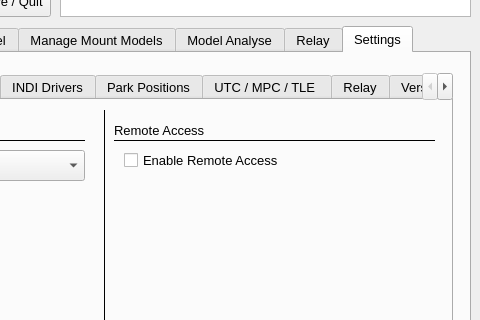
Old version of the form mountwizzard/gui/wizzard_main_ui.ui in the repository sayitfast/MountWizzard3; both pictures show x 310 to 790 and y 94 to 414 of the 790 by 639 pixel window.
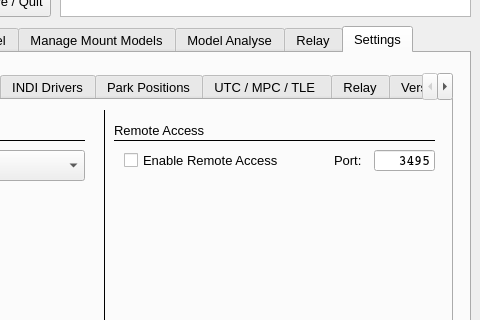
New version of the form. The open tabs and pages were chosen to show the change.

Commit message: refactoring imaging applications, remote with port selection, bugfix

Patch:
```diff
--- a/mountwizzard/gui/wizzard_main_ui.ui
+++ b/mountwizzard/gui/wizzard_main_ui.ui
@@ -8352,7 +8352,7 @@
          <x>410</x>
          <y>50</y>
          <width>201</width>
-         <height>20</height>
+         <height>21</height>
         </rect>
        </property>
        <property name="font">
@@ -8524,6 +8524,66 @@
         <bool>false</bool>
        </property>
       </widget>
+      <widget class="QLineEdit" name="le_remotePort">
+       <property name="geometry">
+        <rect>
+         <x>660</x>
+         <y>50</y>
+         <width>61</width>
+         <height>21</height>
+        </rect>
+       </property>
+       <property name="font">
+        <font>
+         <family>Courier</family>
+         <pointsize>10</pointsize>
+         <weight>75</weight>
+         <bold>true</bold>
+        </font>
+       </property>
+       <property name="mouseTracking">
+        <bool>false</bool>
+       </property>
+       <property name="acceptDrops">
+        <bool>false</bool>
+       </property>
+       <property name="toolTip">
+        <string>&lt;html&gt;&lt;head/&gt;&lt;body&gt;&lt;p&gt;IP address of mount&lt;/p&gt;&lt;/body&gt;&lt;/html&gt;</string>
+       </property>
+       <property name="layoutDirection">
+        <enum>Qt::RightToLeft</enum>
+       </property>
+       <property name="text">
+        <string>3495</string>
+       </property>
+       <property name="maxLength">
+        <number>5</number>
+       </property>
+       <property name="alignment">
+        <set>Qt::AlignRight|Qt::AlignTrailing|Qt::AlignVCenter</set>
+       </property>
+       <property name="readOnly">
+        <bool>false</bool>
+       </property>
+      </widget>
+      <widget class="QLabel" name="label_mountIP_2">
+       <property name="geometry">
+        <rect>
+         <x>620</x>
+         <y>50</y>
+         <width>41</width>
+         <height>21</height>
+        </rect>
+       </property>
+       <property name="font">
+        <font>
+         <pointsize>10</pointsize>
+        </font>
+       </property>
+       <property name="text">
+        <string>Port: </string>
+       </property>
+      </widget>
      </widget>
      <widget class="QWidget" name="tab_20">
       <attribute name="title">
```
The commit also changes 12 other files.
